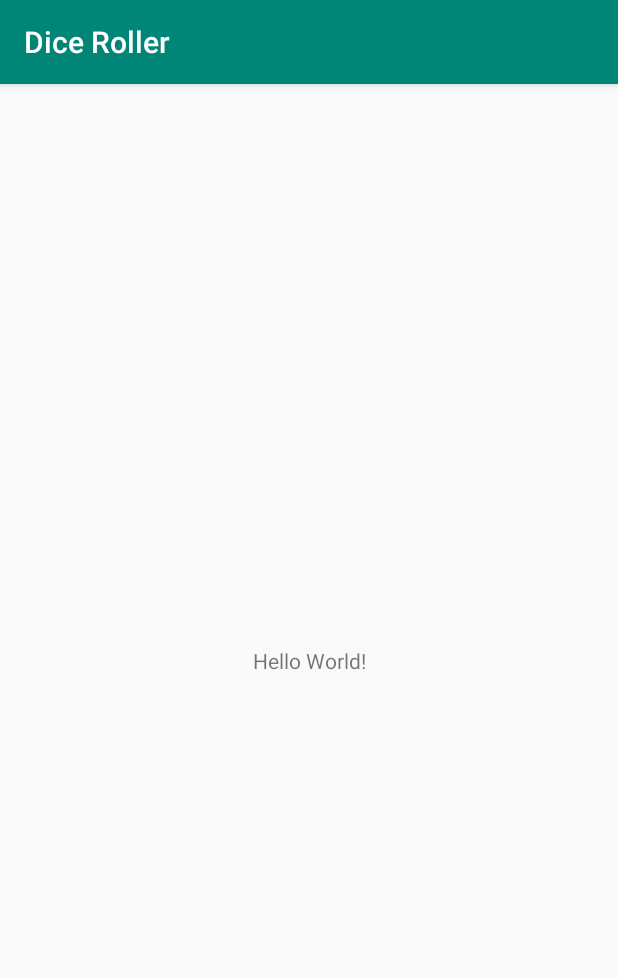
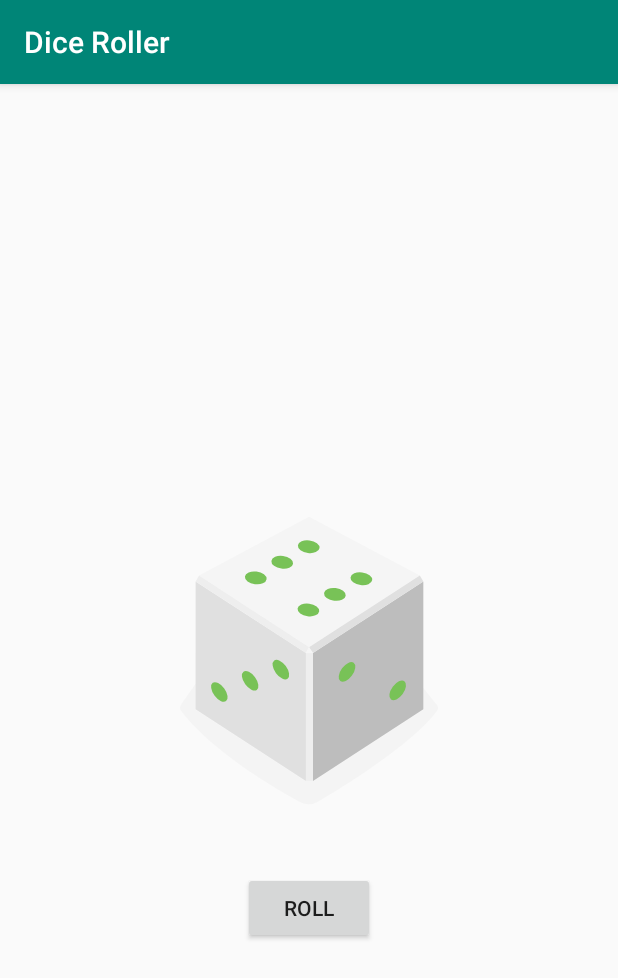
Before and after one commit to yudhaprimadiansyah/LearnAndroidKotlinProgress, an Android app: the screen it shows after launch (MainActivity), on a phone screen of 412 x 824 dp. Shown: the top 978 px of the screen. Run offline under Robolectric (Android 15) with nearby library versions, the phone set to English and light mode, and no system bars.

Commit message:
Dice Roller Finish

```diff
--- a/DiceRoller/app/src/main/java/com/dif4202_0083/diceroller/MainActivity.kt
+++ b/DiceRoller/app/src/main/java/com/dif4202_0083/diceroller/MainActivity.kt
@@ -2,11 +2,39 @@ package com.dif4202_0083.diceroller
 
 import androidx.appcompat.app.AppCompatActivity
 import android.os.Bundle
+import android.widget.Button
+import android.widget.ImageView
+import android.widget.TextView
+import android.widget.Toast
 
 class MainActivity : AppCompatActivity() {
-
+    lateinit var gambarDadu: ImageView
     override fun onCreate(savedInstanceState: Bundle?) {
         super.onCreate(savedInstanceState)
         setContentView(R.layout.activity_main)
+
+        val rollButton: Button = findViewById(R.id.btn_roll)
+        gambarDadu = findViewById(R.id.gambar_dadu)
+        gambarDadu.setImageResource(R.drawable.dice_6)
+        //val textNilai: TextView = findViewById(R.id.text_nilai)
+        //textNilai.text = (0).toString()
+        rollButton.setOnClickListener {
+            rollDice()
+        }
+    }
+
+    fun rollDice(){
+        val nilai = (1..6).random()
+        //    textNilai.text = nilai
+        val gambar = when(nilai){
+            1 -> R.drawable.dice_1
+            2 -> R.drawable.dice_2
+            3 -> R.drawable.dice_3
+            4 -> R.drawable.dice_4
+            5 -> R.drawable.dice_5
+            else -> R.drawable.dice_6
+        }
+        gambarDadu.setImageResource(gambar)
+        Toast.makeText(this, "Dadu dikocok, Hasilnya : $nilai", Toast.LENGTH_SHORT).show()
     }
 }
--- /dev/null
+++ b/DiceRoller/app/src/main/res/drawable/dice_1.xml
@@ -0,0 +1,66 @@
+<!--
+  ~ Copyright 2018, The Android Open Source Project
+  ~
+  ~ Licensed under the Apache License, Version 2.0 (the "License");
+  ~ you may not use this file except in compliance with the License.
+  ~ You may obtain a copy of the License at
+  ~
+  ~     http://www.apache.org/licenses/LICENSE-2.0
+  ~
+  ~ Unless required by applicable law or agreed to in writing, software
+  ~ distributed under the License is distributed on an "AS IS" BASIS,
+  ~ WITHOUT WARRANTIES OR CONDITIONS OF ANY KIND, either express or implied.
+  ~ See the License for the specific language governing permissions and
+  ~ limitations under the License.
+  -->
+
+<vector xmlns:android="http://schemas.android.com/apk/res/android"
+    android:width="200dp"
+    android:height="250dp"
+    android:viewportWidth="800"
+    android:viewportHeight="1000">
+    <path
+        android:fillAlpha="0.5"
+        android:fillColor="#eee"
+        android:pathData="M740.8,635.42c-68.27,90.47 -249.77,201.76 -316,240.63a50.7,50.7 0,0 1,-49.93 0.81c-64.19,-35 -234.09,-133.88 -315.65,-242a14.69,14.69 0,0 1,-0.12 -17.49c77.58,-106.29 159.67,-258.89 341.06,-258.89 182,0 242.19,139.08 340.27,258.88A14.62,14.62 0,0 1,740.8 635.42Z"
+        android:strokeAlpha="0.5" />
+    <path
+        android:fillColor="#bdbdbd"
+        android:pathData="M704.9,630l-294.29,191.06l0,-340.85l294.29,-191.06l0,340.85z" />
+    <path
+        android:fillColor="#e0e0e0"
+        android:pathData="M97.59,630l294.29,191.06l0,-340.85l-294.29,-191.06l0,340.85z" />
+    <path
+        android:fillColor="#f5f5f5"
+        android:pathData="M400.14,464.73l-293.19,-191.45l293.19,-156.31l295.39,156.31l-295.39,191.45z" />
+    <path
+        android:fillColor="#eee"
+        android:pathData="M106.95,273.28l-9.36,15.87l294.29,191.06l8.26,-15.48l-293.19,-191.45z" />
+    <path
+        android:fillColor="#e0e0e0"
+        android:pathData="M695.53,273.28l9.37,15.87l-294.29,191.06l-10.47,-15.48l295.39,-191.45z" />
+    <path
+        android:fillColor="#eee"
+        android:pathData="M391.88,480.21h18.73v340.85h-18.73z" />
+    <path
+        android:fillColor="#f5f5f5"
+        android:pathData="M400.14,464.73l-8.26,15.48l18.73,0l-10.47,-15.48z" />
+    <path
+        android:fillColor="#78c257"
+        android:pathData="M397.45,297.62a16.9,28.71 97.07,1 0,4.16 -33.54a16.9,28.71 97.07,1 0,-4.16 33.54z" />
+    <path
+        android:fillColor="#78c257"
+        android:pathData="M297.17,539.02a30.12,16.11 53.82,1 0,26.01 -19.02a30.12,16.11 53.82,1 0,-26.01 19.02z" />
+    <path
+        android:fillColor="#78c257"
+        android:pathData="M161.96,588.24a30.12,16.11 53.82,1 0,26.01 -19.02a30.12,16.11 53.82,1 0,-26.01 19.02z" />
+    <path
+        android:fillColor="#78c257"
+        android:pathData="M551.15,579.45a30.12,16.11 126.18,1 0,35.56 -48.62a30.12,16.11 126.18,1 0,-35.56 48.62z" />
+    <path
+        android:fillColor="#78c257"
+        android:pathData="M469.12,549.58a30.12,16.11 126.18,1 0,35.56 -48.62a30.12,16.11 126.18,1 0,-35.56 48.62z" />
+    <path
+        android:fillColor="#78c257"
+        android:pathData="M633.17,609.29a30.12,16.11 126.18,1 0,35.56 -48.62a30.12,16.11 126.18,1 0,-35.56 48.62z" />
+</vector>
--- /dev/null
+++ b/DiceRoller/app/src/main/res/drawable/dice_2.xml
@@ -0,0 +1,66 @@
+<!--
+  ~ Copyright 2018, The Android Open Source Project
+  ~
+  ~ Licensed under the Apache License, Version 2.0 (the "License");
+  ~ you may not use this file except in compliance with the License.
+  ~ You may obtain a copy of the License at
+  ~
+  ~     http://www.apache.org/licenses/LICENSE-2.0
+  ~
+  ~ Unless required by applicable law or agreed to in writing, software
+  ~ distributed under the License is distributed on an "AS IS" BASIS,
+  ~ WITHOUT WARRANTIES OR CONDITIONS OF ANY KIND, either express or implied.
+  ~ See the License for the specific language governing permissions and
+  ~ limitations under the License.
+  -->
+
+<vector xmlns:android="http://schemas.android.com/apk/res/android"
+    android:width="200dp"
+    android:height="250dp"
+    android:viewportWidth="800"
+    android:viewportHeight="1000">
+    <path
+        android:fillAlpha="0.5"
+        android:fillColor="#eee"
+        android:pathData="M740.8,635.42c-68.27,90.47 -249.77,201.76 -316,240.63a50.7,50.7 0,0 1,-49.93 0.81c-64.19,-35 -234.09,-133.88 -315.65,-242a14.69,14.69 0,0 1,-0.12 -17.49c77.58,-106.29 159.67,-258.89 341.06,-258.89 182,0 242.19,139.08 340.27,258.88A14.62,14.62 0,0 1,740.8 635.42Z"
+        android:strokeAlpha="0.5" />
+    <path
+        android:fillColor="#bdbdbd"
+        android:pathData="M704.9,630l-294.29,191.06l0,-340.85l294.29,-191.06l0,340.85z" />
+    <path
+        android:fillColor="#e0e0e0"
+        android:pathData="M97.59,630l294.29,191.06l0,-340.85l-294.29,-191.06l0,340.85z" />
+    <path
+        android:fillColor="#f5f5f5"
+        android:pathData="M400.14,464.73l-293.19,-191.45l293.19,-156.31l295.39,156.31l-295.39,191.45z" />
+    <path
+        android:fillColor="#eee"
+        android:pathData="M106.95,273.28l-9.36,15.87l294.29,191.06l8.26,-15.48l-293.19,-191.45z" />
+    <path
+        android:fillColor="#e0e0e0"
+        android:pathData="M695.53,273.28l9.37,15.87l-294.29,191.06l-10.47,-15.48l295.39,-191.45z" />
+    <path
+        android:fillColor="#eee"
+        android:pathData="M391.88,480.21h18.73v340.85h-18.73z" />
+    <path
+        android:fillColor="#f5f5f5"
+        android:pathData="M400.14,464.73l-8.26,15.48l18.73,0l-10.47,-15.48z" />
+    <path
+        android:fillColor="#78c257"
+        android:pathData="M520.85,303.25a16.9,28.71 97.07,1 0,4.16 -33.54a16.9,28.71 97.07,1 0,-4.16 33.54z" />
+    <path
+        android:fillColor="#78c257"
+        android:pathData="M273.33,291.99a16.9,28.71 97.07,1 0,4.16 -33.54a16.9,28.71 97.07,1 0,-4.16 33.54z" />
+    <path
+        android:fillColor="#78c257"
+        android:pathData="M229.56,563.64a30.12,16.11 53.82,1 0,26.01 -19.02a30.12,16.11 53.82,1 0,-26.01 19.02z" />
+    <path
+        android:fillColor="#78c257"
+        android:pathData="M311.58,533.77a30.12,16.11 53.82,1 0,26.01 -19.02a30.12,16.11 53.82,1 0,-26.01 19.02z" />
+    <path
+        android:fillColor="#78c257"
+        android:pathData="M147.54,593.49a30.12,16.11 53.82,1 0,26.01 -19.02a30.12,16.11 53.82,1 0,-26.01 19.02z" />
+    <path
+        android:fillColor="#78c257"
+        android:pathData="M551.15,579.45a30.12,16.11 126.18,1 0,35.56 -48.62a30.12,16.11 126.18,1 0,-35.56 48.62z" />
+</vector>
--- /dev/null
+++ b/DiceRoller/app/src/main/res/drawable/dice_3.xml
@@ -0,0 +1,66 @@
+<!--
+  ~ Copyright 2018, The Android Open Source Project
+  ~
+  ~ Licensed under the Apache License, Version 2.0 (the "License");
+  ~ you may not use this file except in compliance with the License.
+  ~ You may obtain a copy of the License at
+  ~
+  ~     http://www.apache.org/licenses/LICENSE-2.0
+  ~
+  ~ Unless required by applicable law or agreed to in writing, software
+  ~ distributed under the License is distributed on an "AS IS" BASIS,
+  ~ WITHOUT WARRANTIES OR CONDITIONS OF ANY KIND, either express or implied.
+  ~ See the License for the specific language governing permissions and
+  ~ limitations under the License.
+  -->
+
+<vector xmlns:android="http://schemas.android.com/apk/res/android"
+    android:width="200dp"
+    android:height="250dp"
+    android:viewportWidth="800"
+    android:viewportHeight="1000">
+    <path
+        android:fillAlpha="0.5"
+        android:fillColor="#eee"
+        android:pathData="M740.8,635.42c-68.27,90.47 -249.77,201.76 -316,240.63a50.7,50.7 0,0 1,-49.93 0.81c-64.19,-35 -234.09,-133.88 -315.65,-242a14.69,14.69 0,0 1,-0.12 -17.49c77.58,-106.29 159.67,-258.89 341.06,-258.89 182,0 242.19,139.08 340.27,258.88A14.62,14.62 0,0 1,740.8 635.42Z"
+        android:strokeAlpha="0.5" />
+    <path
+        android:fillColor="#bdbdbd"
+        android:pathData="M704.9,630l-294.29,191.06l0,-340.85l294.29,-191.06l0,340.85z" />
+    <path
+        android:fillColor="#e0e0e0"
+        android:pathData="M97.59,630l294.29,191.06l0,-340.85l-294.29,-191.06l0,340.85z" />
+    <path
+        android:fillColor="#f5f5f5"
+        android:pathData="M400.14,464.73l-293.19,-191.45l293.19,-156.31l295.39,156.31l-295.39,191.45z" />
+    <path
+        android:fillColor="#eee"
+        android:pathData="M106.95,273.28l-9.36,15.87l294.29,191.06l8.26,-15.48l-293.19,-191.45z" />
+    <path
+        android:fillColor="#e0e0e0"
+        android:pathData="M695.53,273.28l9.37,15.87l-294.29,191.06l-10.47,-15.48l295.39,-191.45z" />
+    <path
+        android:fillColor="#eee"
+        android:pathData="M391.88,480.21h18.73v340.85h-18.73z" />
+    <path
+        android:fillColor="#f5f5f5"
+        android:pathData="M400.14,464.73l-8.26,15.48l18.73,0l-10.47,-15.48z" />
+    <path
+        android:fillColor="#78c257"
+        android:pathData="M398.11,297.62a16.9,28.71 97.07,1 0,4.16 -33.54a16.9,28.71 97.07,1 0,-4.16 33.54z" />
+    <path
+        android:fillColor="#78c257"
+        android:pathData="M548.27,304.46a16.9,28.71 97.07,1 0,4.16 -33.54a16.9,28.71 97.07,1 0,-4.16 33.54z" />
+    <path
+        android:fillColor="#78c257"
+        android:pathData="M247.95,290.79a16.9,28.71 97.07,1 0,4.16 -33.54a16.9,28.71 97.07,1 0,-4.16 33.54z" />
+    <path
+        android:fillColor="#78c257"
+        android:pathData="M229.56,563.64a30.12,16.11 53.82,1 0,26.01 -19.02a30.12,16.11 53.82,1 0,-26.01 19.02z" />
+    <path
+        android:fillColor="#78c257"
+        android:pathData="M483.54,554.83a30.12,16.11 126.18,1 0,35.56 -48.62a30.12,16.11 126.18,1 0,-35.56 48.62z" />
+    <path
+        android:fillColor="#78c257"
+        android:pathData="M618.75,604.04a30.12,16.11 126.18,1 0,35.56 -48.62a30.12,16.11 126.18,1 0,-35.56 48.62z" />
+</vector>
--- /dev/null
+++ b/DiceRoller/app/src/main/res/drawable/dice_4.xml
@@ -0,0 +1,69 @@
+<!--
+  ~ Copyright 2018, The Android Open Source Project
+  ~
+  ~ Licensed under the Apache License, Version 2.0 (the "License");
+  ~ you may not use this file except in compliance with the License.
+  ~ You may obtain a copy of the License at
+  ~
+  ~     http://www.apache.org/licenses/LICENSE-2.0
+  ~
+  ~ Unless required by applicable law or agreed to in writing, software
+  ~ distributed under the License is distributed on an "AS IS" BASIS,
+  ~ WITHOUT WARRANTIES OR CONDITIONS OF ANY KIND, either express or implied.
+  ~ See the License for the specific language governing permissions and
+  ~ limitations under the License.
+  -->
+
+<vector xmlns:android="http://schemas.android.com/apk/res/android"
+    android:width="200dp"
+    android:height="250dp"
+    android:viewportWidth="800"
+    android:viewportHeight="1000">
+    <path
+        android:fillAlpha="0.5"
+        android:fillColor="#eee"
+        android:pathData="M740.8,635.42c-68.27,90.47 -249.77,201.76 -316,240.63a50.7,50.7 0,0 1,-49.93 0.81c-64.19,-35 -234.09,-133.88 -315.65,-242a14.69,14.69 0,0 1,-0.12 -17.49c77.58,-106.29 159.67,-258.89 341.06,-258.89 182,0 242.19,139.08 340.27,258.88A14.62,14.62 0,0 1,740.8 635.42Z"
+        android:strokeAlpha="0.5" />
+    <path
+        android:fillColor="#bdbdbd"
+        android:pathData="M704.9,630l-294.29,191.06l0,-340.85l294.29,-191.06l0,340.85z" />
+    <path
+        android:fillColor="#e0e0e0"
+        android:pathData="M97.59,630l294.29,191.06l0,-340.85l-294.29,-191.06l0,340.85z" />
+    <path
+        android:fillColor="#f5f5f5"
+        android:pathData="M400.14,464.73l-293.19,-191.45l293.19,-156.31l295.39,156.31l-295.39,191.45z" />
+    <path
+        android:fillColor="#eee"
+        android:pathData="M106.95,273.28l-9.36,15.87l294.29,191.06l8.26,-15.48l-293.19,-191.45z" />
+    <path
+        android:fillColor="#e0e0e0"
+        android:pathData="M695.53,273.28l9.37,15.87l-294.29,191.06l-10.47,-15.48l295.39,-191.45z" />
+    <path
+        android:fillColor="#eee"
+        android:pathData="M391.88,480.21h18.73v340.85h-18.73z" />
+    <path
+        android:fillColor="#f5f5f5"
+        android:pathData="M400.14,464.73l-8.26,15.48l18.73,0l-10.47,-15.48z" />
+    <path
+        android:fillColor="#78c257"
+        android:pathData="M530.08,303.65a16.9,28.71 97.07,1 0,4.16 -33.54a16.9,28.71 97.07,1 0,-4.16 33.54z" />
+    <path
+        android:fillColor="#78c257"
+        android:pathData="M389.68,218.17a16.9,28.71 97.07,1 0,4.16 -33.54a16.9,28.71 97.07,1 0,-4.16 33.54z" />
+    <path
+        android:fillColor="#78c257"
+        android:pathData="M405.35,377.09a16.9,28.71 97.07,1 0,4.16 -33.54a16.9,28.71 97.07,1 0,-4.16 33.54z" />
+    <path
+        android:fillColor="#78c257"
+        android:pathData="M264.95,291.6a16.9,28.71 97.07,1 0,4.16 -33.54a16.9,28.71 97.07,1 0,-4.16 33.54z" />
+    <path
+        android:fillColor="#78c257"
+        android:pathData="M297.17,541.59a30.12,16.11 53.82,1 0,26.01 -19.02a30.12,16.11 53.82,1 0,-26.01 19.02z" />
+    <path
+        android:fillColor="#78c257"
+        android:pathData="M161.96,590.81a30.12,16.11 53.82,1 0,26.01 -19.02a30.12,16.11 53.82,1 0,-26.01 19.02z" />
+    <path
+        android:fillColor="#78c257"
+        android:pathData="M551.15,579.45a30.12,16.11 126.18,1 0,35.56 -48.62a30.12,16.11 126.18,1 0,-35.56 48.62z" />
+</vector>
--- /dev/null
+++ b/DiceRoller/app/src/main/res/drawable/dice_5.xml
@@ -0,0 +1,75 @@
+<!--
+  ~ Copyright 2018, The Android Open Source Project
+  ~
+  ~ Licensed under the Apache License, Version 2.0 (the "License");
+  ~ you may not use this file except in compliance with the License.
+  ~ You may obtain a copy of the License at
+  ~
+  ~     http://www.apache.org/licenses/LICENSE-2.0
+  ~
+  ~ Unless required by applicable law or agreed to in writing, software
+  ~ distributed under the License is distributed on an "AS IS" BASIS,
+  ~ WITHOUT WARRANTIES OR CONDITIONS OF ANY KIND, either express or implied.
+  ~ See the License for the specific language governing permissions and
+  ~ limitations under the License.
+  -->
+
+<vector xmlns:android="http://schemas.android.com/apk/res/android"
+    android:width="200dp"
+    android:height="250dp"
+    android:viewportWidth="800"
+    android:viewportHeight="1000">
+    <path
+        android:fillAlpha="0.5"
+        android:fillColor="#eee"
+        android:pathData="M740.8,635.42c-68.27,90.47 -249.77,201.76 -316,240.63a50.7,50.7 0,0 1,-49.93 0.81c-64.19,-35 -234.09,-133.88 -315.65,-242a14.69,14.69 0,0 1,-0.12 -17.49c77.58,-106.29 159.67,-258.89 341.06,-258.89 182,0 242.19,139.08 340.27,258.88A14.62,14.62 0,0 1,740.8 635.42Z"
+        android:strokeAlpha="0.5" />
+    <path
+        android:fillColor="#bdbdbd"
+        android:pathData="M704.9,630l-294.29,191.06l0,-340.85l294.29,-191.06l0,340.85z" />
+    <path
+        android:fillColor="#e0e0e0"
+        android:pathData="M97.59,630l294.29,191.06l0,-340.85l-294.29,-191.06l0,340.85z" />
+    <path
+        android:fillColor="#f5f5f5"
+        android:pathData="M400.14,464.73l-293.19,-191.45l293.19,-156.31l295.39,156.31l-295.39,191.45z" />
+    <path
+        android:fillColor="#eee"
+        android:pathData="M106.95,273.28l-9.36,15.87l294.29,191.06l8.26,-15.48l-293.19,-191.45z" />
+    <path
+        android:fillColor="#e0e0e0"
+        android:pathData="M695.53,273.28l9.37,15.87l-294.29,191.06l-10.47,-15.48l295.39,-191.45z" />
+    <path
+        android:fillColor="#eee"
+        android:pathData="M391.88,480.21h18.73v340.85h-18.73z" />
+    <path
+        android:fillColor="#f5f5f5"
+        android:pathData="M400.14,464.73l-8.26,15.48l18.73,0l-10.47,-15.48z" />
+    <path
+        android:fillColor="#78c257"
+        android:pathData="M397.05,297.63a16.9,28.71 97.07,1 0,4.16 -33.54a16.9,28.71 97.07,1 0,-4.16 33.54z" />
+    <path
+        android:fillColor="#78c257"
+        android:pathData="M547.21,304.45a16.9,28.71 97.07,1 0,4.16 -33.54a16.9,28.71 97.07,1 0,-4.16 33.54z" />
+    <path
+        android:fillColor="#78c257"
+        android:pathData="M388.17,207.62a16.9,28.71 97.07,1 0,4.16 -33.54a16.9,28.71 97.07,1 0,-4.16 33.54z" />
+    <path
+        android:fillColor="#78c257"
+        android:pathData="M405.93,387.62a16.9,28.71 97.07,1 0,4.16 -33.54a16.9,28.71 97.07,1 0,-4.16 33.54z" />
+    <path
+        android:fillColor="#78c257"
+        android:pathData="M246.89,290.79a16.9,28.71 97.07,1 0,4.16 -33.54a16.9,28.71 97.07,1 0,-4.16 33.54z" />
+    <path
+        android:fillColor="#78c257"
+        android:pathData="M229.56,563.64a30.12,16.11 53.82,1 0,26.01 -19.02a30.12,16.11 53.82,1 0,-26.01 19.02z" />
+    <path
+        android:fillColor="#78c257"
+        android:pathData="M551.15,579.45a30.12,16.11 126.18,1 0,35.56 -48.62a30.12,16.11 126.18,1 0,-35.56 48.62z" />
+    <path
+        android:fillColor="#78c257"
+        android:pathData="M469.12,549.58a30.12,16.11 126.18,1 0,35.56 -48.62a30.12,16.11 126.18,1 0,-35.56 48.62z" />
+    <path
+        android:fillColor="#78c257"
+        android:pathData="M633.17,609.29a30.12,16.11 126.18,1 0,35.56 -48.62a30.12,16.11 126.18,1 0,-35.56 48.62z" />
+</vector>
--- /dev/null
+++ b/DiceRoller/app/src/main/res/drawable/dice_6.xml
@@ -0,0 +1,81 @@
+<!--
+  ~ Copyright 2018, The Android Open Source Project
+  ~
+  ~ Licensed under the Apache License, Version 2.0 (the "License");
+  ~ you may not use this file except in compliance with the License.
+  ~ You may obtain a copy of the License at
+  ~
+  ~     http://www.apache.org/licenses/LICENSE-2.0
+  ~
+  ~ Unless required by applicable law or agreed to in writing, software
+  ~ distributed under the License is distributed on an "AS IS" BASIS,
+  ~ WITHOUT WARRANTIES OR CONDITIONS OF ANY KIND, either express or implied.
+  ~ See the License for the specific language governing permissions and
+  ~ limitations under the License.
+  -->
+
+<vector xmlns:android="http://schemas.android.com/apk/res/android"
+    android:width="200dp"
+    android:height="250dp"
+    android:viewportWidth="800"
+    android:viewportHeight="1000">
+    <path
+        android:fillAlpha="0.5"
+        android:fillColor="#eee"
+        android:pathData="M740.8,635.42c-68.27,90.47 -249.77,201.76 -316,240.63a50.7,50.7 0,0 1,-49.93 0.81c-64.19,-35 -234.09,-133.88 -315.65,-242a14.69,14.69 0,0 1,-0.12 -17.49c77.58,-106.29 159.67,-258.89 341.06,-258.89 182,0 242.19,139.08 340.27,258.88A14.62,14.62 0,0 1,740.8 635.42Z"
+        android:strokeAlpha="0.5" />
+    <path
+        android:fillColor="#bdbdbd"
+        android:pathData="M704.9,630l-294.29,191.06l0,-340.85l294.29,-191.06l0,340.85z" />
+    <path
+        android:fillColor="#e0e0e0"
+        android:pathData="M97.59,630l294.29,191.06l0,-340.85l-294.29,-191.06l0,340.85z" />
+    <path
+        android:fillColor="#f5f5f5"
+        android:pathData="M400.14,464.73l-293.19,-191.45l293.19,-156.31l295.39,156.31l-295.39,191.45z" />
+    <path
+        android:fillColor="#eee"
+        android:pathData="M106.95,273.28l-9.36,15.87l294.29,191.06l8.26,-15.48l-293.19,-191.45z" />
+    <path
+        android:fillColor="#e0e0e0"
+        android:pathData="M695.53,273.28l9.37,15.87l-294.29,191.06l-10.47,-15.48l295.39,-191.45z" />
+    <path
+        android:fillColor="#eee"
+        android:pathData="M391.88,480.21h18.73v340.85h-18.73z" />
+    <path
+        android:fillColor="#f5f5f5"
+        android:pathData="M400.14,464.73l-8.26,15.48l18.73,0l-10.47,-15.48z" />
+    <path
+        android:fillColor="#78c257"
+        android:pathData="M326.53,254.89a16.9,28.71 97.07,1 0,4.16 -33.54a16.9,28.71 97.07,1 0,-4.16 33.54z" />
+    <path
+        android:fillColor="#78c257"
+        android:pathData="M537.57,298.78a16.9,28.71 97.07,1 0,4.16 -33.54a16.9,28.71 97.07,1 0,-4.16 33.54z" />
+    <path
+        android:fillColor="#78c257"
+        android:pathData="M397.17,213.3a16.9,28.71 97.07,1 0,4.16 -33.54a16.9,28.71 97.07,1 0,-4.16 33.54z" />
+    <path
+        android:fillColor="#78c257"
+        android:pathData="M396.31,381.95a16.9,28.71 97.07,1 0,4.16 -33.54a16.9,28.71 97.07,1 0,-4.16 33.54z" />
+    <path
+        android:fillColor="#78c257"
+        android:pathData="M255.91,296.47a16.9,28.71 97.07,1 0,4.16 -33.54a16.9,28.71 97.07,1 0,-4.16 33.54z" />
+    <path
+        android:fillColor="#78c257"
+        android:pathData="M466.93,340.37a16.9,28.71 97.07,1 0,4.16 -33.54a16.9,28.71 97.07,1 0,-4.16 33.54z" />
+    <path
+        android:fillColor="#78c257"
+        android:pathData="M230,563.64a30.12,16.11 53.82,1 0,26.01 -19.02a30.12,16.11 53.82,1 0,-26.01 19.02z" />
+    <path
+        android:fillColor="#78c257"
+        android:pathData="M312.02,533.78a30.12,16.11 53.82,1 0,26.01 -19.02a30.12,16.11 53.82,1 0,-26.01 19.02z" />
+    <path
+        android:fillColor="#78c257"
+        android:pathData="M147.96,593.48a30.12,16.11 53.82,1 0,26.01 -19.02a30.12,16.11 53.82,1 0,-26.01 19.02z" />
+    <path
+        android:fillColor="#78c257"
+        android:pathData="M483.54,554.83a30.12,16.11 126.18,1 0,35.56 -48.62a30.12,16.11 126.18,1 0,-35.56 48.62z" />
+    <path
+        android:fillColor="#78c257"
+        android:pathData="M618.75,604.04a30.12,16.11 126.18,1 0,35.56 -48.62a30.12,16.11 126.18,1 0,-35.56 48.62z" />
+</vector>
--- /dev/null
+++ b/DiceRoller/app/src/main/res/drawable/empty_dice.xml
@@ -0,0 +1,27 @@
+<!--
+  ~ Copyright 2018, The Android Open Source Project
+  ~
+  ~ Licensed under the Apache License, Version 2.0 (the "License");
+  ~ you may not use this file except in compliance with the License.
+  ~ You may obtain a copy of the License at
+  ~
+  ~     http://www.apache.org/licenses/LICENSE-2.0
+  ~
+  ~ Unless required by applicable law or agreed to in writing, software
+  ~ distributed under the License is distributed on an "AS IS" BASIS,
+  ~ WITHOUT WARRANTIES OR CONDITIONS OF ANY KIND, either express or implied.
+  ~ See the License for the specific language governing permissions and
+  ~ limitations under the License.
+  -->
+
+<vector xmlns:android="http://schemas.android.com/apk/res/android"
+    android:width="200dp"
+    android:height="250dp"
+    android:viewportWidth="800"
+    android:viewportHeight="1000">
+
+    <path
+        android:fillColor="#00000000"
+        android:pathData="M0,0l0,0z" />
+
+</vector>
--- a/DiceRoller/app/src/main/res/layout/activity_main.xml
+++ b/DiceRoller/app/src/main/res/layout/activity_main.xml
@@ -6,13 +6,24 @@
     android:layout_height="match_parent"
     tools:context=".MainActivity">
 
-    <TextView
+    <ImageView
+        android:id="@+id/gambar_dadu"
         android:layout_width="wrap_content"
         android:layout_height="wrap_content"
-        android:text="Hello World!"
         app:layout_constraintBottom_toBottomOf="parent"
-        app:layout_constraintLeft_toLeftOf="parent"
-        app:layout_constraintRight_toRightOf="parent"
-        app:layout_constraintTop_toTopOf="parent" />
+        app:layout_constraintEnd_toEndOf="parent"
+        app:layout_constraintStart_toStartOf="parent"
+        app:layout_constraintTop_toTopOf="parent"
+        app:srcCompat="@drawable/empty_dice" />
+
+    <Button
+        android:id="@+id/btn_roll"
+        android:layout_width="wrap_content"
+        android:layout_height="wrap_content"
+        android:layout_marginTop="16dp"
+        android:text="@string/roll"
+        app:layout_constraintEnd_toEndOf="parent"
+        app:layout_constraintStart_toStartOf="parent"
+        app:layout_constraintTop_toBottomOf="@+id/gambar_dadu" />
 
 </androidx.constraintlayout.widget.ConstraintLayout>
--- a/DiceRoller/app/src/main/res/values/strings.xml
+++ b/DiceRoller/app/src/main/res/values/strings.xml
@@ -1,3 +1,4 @@
 <resources>
     <string name="app_name">Dice Roller</string>
+    <string name="roll">Roll</string>
 </resources>
```
